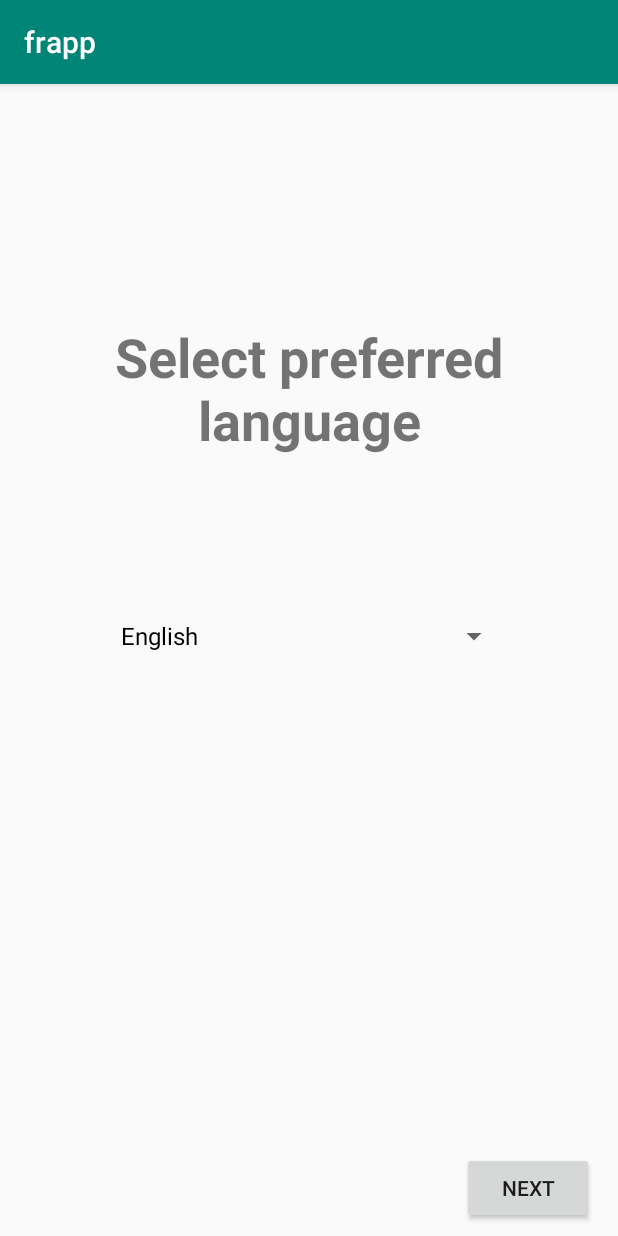
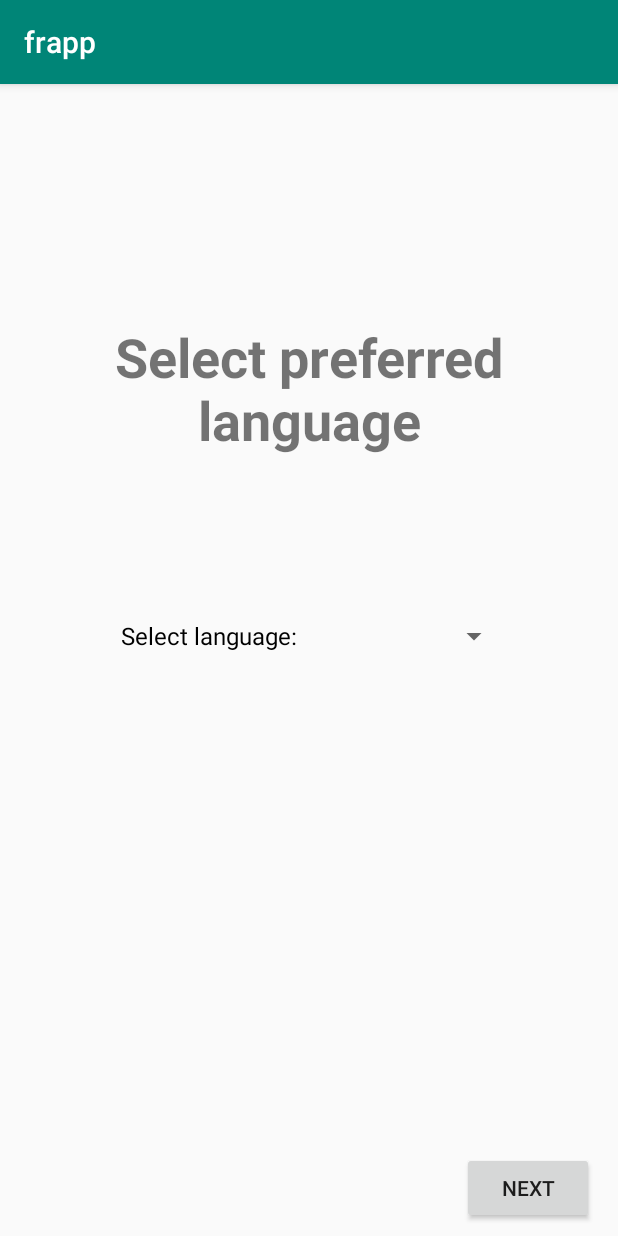
Before and after one commit to S-J-HAN/frapp, an Android app: the ChooseLanguageActivity screen opened directly, with no data from a screen before it, on a phone screen of 412 x 824 dp. Run offline under Robolectric (Android 15) with nearby library versions, the phone set to English and light mode, and no system bars; our stand-ins replace Firebase (no records; nobody signed in at launch, a user with empty details on screens opened directly).

Commit message:
Initial framework for language control written Not yet implemented throughout other activities

```diff
--- a/app/src/main/java/com/itproject/frapp/ChooseLanguageActivity.java
+++ b/app/src/main/java/com/itproject/frapp/ChooseLanguageActivity.java
@@ -3,36 +3,69 @@ package com.itproject.frapp;
 import androidx.appcompat.app.AppCompatActivity;
 
 import android.content.Intent;
+import android.content.res.Configuration;
+import android.content.res.Resources;
+import android.graphics.Color;
+import android.hardware.display.DisplayManager;
+import android.os.Build;
 import android.os.Bundle;
+import android.util.DisplayMetrics;
 import android.view.View;
+import android.view.ViewGroup;
 import android.widget.AdapterView;
 import android.widget.ArrayAdapter;
 import android.widget.Button;
 import android.widget.Spinner;
+import android.widget.TextView;
 
 import com.google.firebase.auth.FirebaseAuth;
 import com.google.firebase.auth.FirebaseUser;
 import com.google.firebase.database.DatabaseReference;
 import com.google.firebase.database.FirebaseDatabase;
 
+import java.util.Locale;
+
+
 public class ChooseLanguageActivity extends AppCompatActivity implements AdapterView.OnItemSelectedListener {
 
     private FirebaseAuth mAuth;
     private DatabaseReference dbRef;
 
+    private String currentLanguage = "ENG";
+
+    private final String[] languages = {"Select language: ", "English", "Chinese"};
 
     @Override
     protected void onCreate(Bundle savedInstanceState) {
         super.onCreate(savedInstanceState);
         setContentView(R.layout.activity_choose_language);
 
-
+        // language spinner
         Spinner spinner = (Spinner) findViewById(R.id.languageSpinner);
-        ArrayAdapter<CharSequence> adapter = ArrayAdapter.createFromResource(this, R.array.languageOptions, android.R.layout.simple_spinner_dropdown_item);
+        ArrayAdapter<String> adapter = new ArrayAdapter<String>(this, android.R.layout.simple_spinner_dropdown_item, languages) {
+            @Override
+            public boolean isEnabled(int pos) {
+                if (pos == 0) {
+                    return false;
+                } else {
+                    return true;
+                }
+            }
+            @Override
+            public View getDropDownView(int pos, View convertView, ViewGroup parent) {
+                View view = super.getDropDownView(pos, convertView, parent);
+                TextView textview = (TextView) view;
+                if (pos == 0) {
+                    textview.setTextColor(Color.GRAY);
+                } else {
+                    textview.setTextColor(Color.BLACK);
+                }
+                return view;
+            }
+        };
         spinner.setAdapter(adapter);
-        //spinner.setPrompt("Select language");
         spinner.setOnItemSelectedListener(this);
-
+        spinner.setSelection(0);
         //Button next = findViewById(R.id.nextButton);
         //next.setOnClickListener(new View.OnClickListener() {
         //    @Override
@@ -58,14 +91,25 @@ public class ChooseLanguageActivity extends AppCompatActivity implements Adapter
         dbRef = FirebaseDatabase.getInstance().getReference();
 
         String languageSelected = (String) parent.getItemAtPosition(position);
-        String language = "ENG";
+        String language = "en";
+
+        Locale locale;
 
         if (languageSelected.equals("English")) {
-            language = "ENG";
-        } else {
-            language = "CHN";
+            System.out.println("ENGLISH");
+            language = "en";
         }
+
+        if (languageSelected.equals("Chinese")){
+            System.out.println("CHINESE");
+            language = "zh";
+        }
+
+        SetLanguage.setLanguage(this, language);
+
         dbRef.child("users").child(currentUser.getUid()).child("language").setValue(language);
+
+        //dbRef.child("users").child(currentUser.getUid()).child("language").;
     }
 
 
@@ -73,8 +117,39 @@ public class ChooseLanguageActivity extends AppCompatActivity implements Adapter
 
     }
 
+/*
+    public void setLocale(Locale locale) {
+        Resources resources = getResources();
+        Configuration configuration = resources.getConfiguration();
+        DisplayMetrics displayMetrics = resources.getDisplayMetrics();
+        if (Build.VERSION.SDK_INT >= Build.VERSION_CODES.JELLY_BEAN_MR1){
+            configuration.setLocale(locale);
+        } else{
+            configuration.locale=locale;
+        }
+        if (Build.VERSION.SDK_INT >= Build.VERSION_CODES.N){
+            getApplicationContext().createConfigurationContext(configuration);
+        } else {
+            resources.updateConfiguration(configuration,displayMetrics);
+        }
+
+    }
+*/
+/*
+    public void setLanguage(String language) {
+        Locale locale = new Locale(language);
+        Locale.setDefault(locale);
+
+        Configuration config = new Configuration();
+        config.locale = locale;
+
+        getBaseContext().getResources().updateConfiguration(config, getBaseContext().getResources().getDisplayMetrics());
+
+    }
+*/
     public void openFontSizeSetting(View view) {
         Intent intent = new Intent(this, ChooseFontSetting.class);
         startActivity(intent);
     }
+
 }
--- /dev/null
+++ b/app/src/main/java/com/itproject/frapp/SetLanguage.java
@@ -0,0 +1,42 @@
+package com.itproject.frapp;
+
+import android.content.Context;
+import android.content.res.Configuration;
+import android.content.res.Resources;
+
+import androidx.core.content.ContextCompat;
+
+import java.util.Locale;
+
+
+
+// credit https://proandroiddev.com/change-language-programmatically-at-runtime-on-android-5e6bc15c758
+
+
+
+public class SetLanguage {
+
+    public static void setLanguage(Context c, String language) {
+        setNewLocale(c, language);
+    }
+
+    public static void setNewLocale(Context c, String language) {
+        persistLanguage(c, language);
+        updateResources(c, language);
+    }
+
+    private static void persistLanguage(Context c, String language) {
+
+    }
+
+    private static void updateResources(Context c, String language) {
+        Locale locale = new Locale(language);
+        Locale.setDefault(locale);
+
+        Resources resource = c.getResources();
+        Configuration config = new Configuration(resource.getConfiguration());
+        config.locale = locale;
+
+        resource.updateConfiguration(config, resource.getDisplayMetrics());
+    }
+}
--- a/app/src/main/res/layout/activity_choose_language.xml
+++ b/app/src/main/res/layout/activity_choose_language.xml
@@ -34,7 +34,7 @@
         android:layout_marginRight="8dp"
         android:layout_marginBottom="8dp"
         android:onClick="openFontSizeSetting"
-        android:text="next"
+        android:text="@string/next"
         app:layout_constraintBottom_toBottomOf="parent"
         app:layout_constraintEnd_toEndOf="parent"
         app:layout_constraintHorizontal_bias="0.973"
--- a/app/src/main/res/layout/activity_home.xml
+++ b/app/src/main/res/layout/activity_home.xml
@@ -13,6 +13,7 @@
         android:layout_marginEnd="32dp"
         android:layout_marginRight="32dp"
         android:layout_marginBottom="32dp"
+        android:onClick="openSettingsActivity"
         android:text="@string/settings"
         app:layout_constraintBottom_toBottomOf="parent"
         app:layout_constraintEnd_toEndOf="parent" />
--- a/build.gradle
+++ b/build.gradle
@@ -7,7 +7,7 @@ buildscript {
 
     }
     dependencies {
-        classpath 'com.android.tools.build:gradle:3.4.2'
+        classpath 'com.android.tools.build:gradle:3.5.0'
         classpath 'com.google.gms:google-services:4.2.0'
 
         // NOTE: Do not place your application dependencies here; they belong
```
Also changed, not shown: app/src/main/AndroidManifest.xml (+7 -4 lines), app/src/main/java/com/itproject/frapp/ChooseDPSetting.java (+24 -7 lines), app/src/main/java/com/itproject/frapp/ChooseFontSetting.java (+36 -5 lines), app/src/main/java/com/itproject/frapp/HomeActivity.java (+8 -0 lines), app/src/main/java/com/itproject/frapp/SettingsActivity.java (added, +57 -0 lines), app/src/main/res/drawable/frame.xml (added, +11 -0 lines), app/src/main/res/layout/activity_choose_dpsetting.xml (+6 -6 lines), app/src/main/res/layout/activity_choose_font_setting.xml (+5 -4 lines), app/src/main/res/layout/activity_settings.xml (added, +102 -0 lines), app/src/main/res/values/strings.xml (+9 -6 lines), gradle/wrapper/gradle-wrapper.properties.
